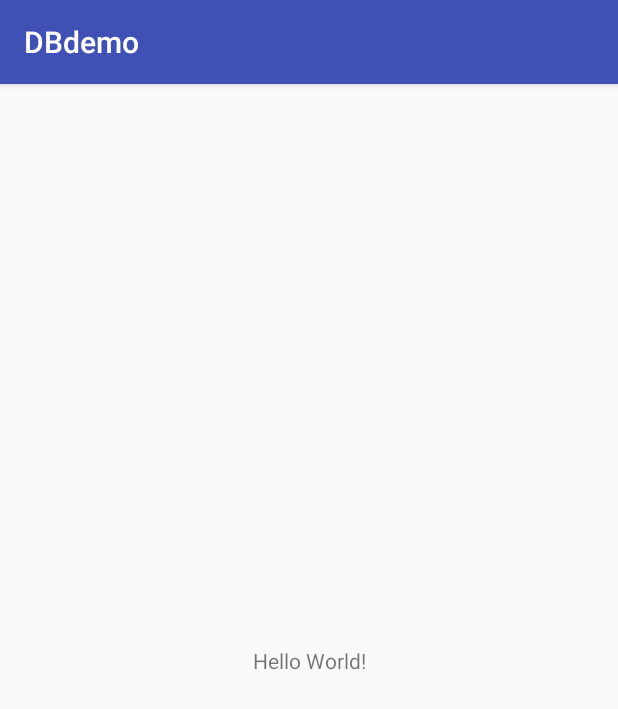
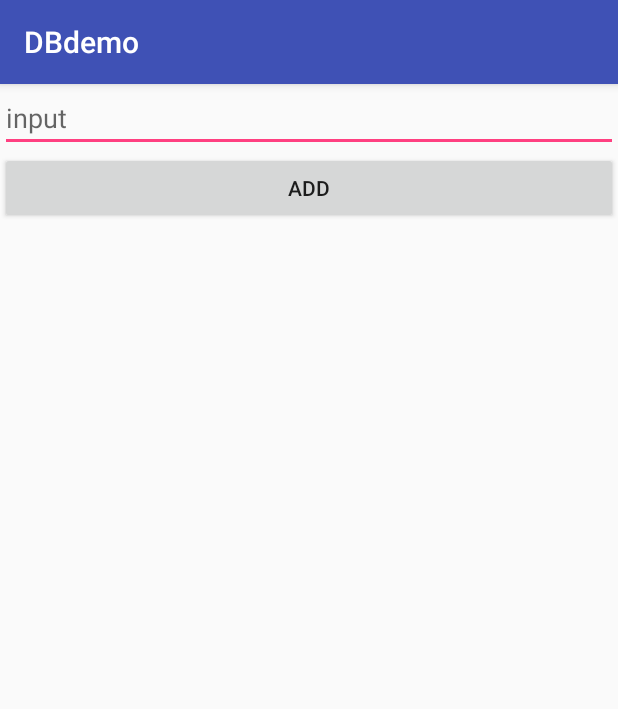
Before and after one commit to beefNB/DBdemo, an Android app: the screen it shows after launch (MainActivity), on a phone screen of 412 x 824 dp. Shown: the top 709 px of the screen. Run offline under Robolectric (Android 15) with nearby library versions, the phone set to English and light mode, and no system bars.

Commit message:
add view

```diff
--- a/app/src/main/java/com/beefnb/dbdemo/BaseApp.java
+++ b/app/src/main/java/com/beefnb/dbdemo/BaseApp.java
@@ -2,6 +2,8 @@ package com.beefnb.dbdemo;
 
 import android.app.Application;
 import android.util.Log;
+
+import com.beefnb.dbdemo.db.DBHelper;
 
 public class BaseApp extends Application{
 
@@ -10,7 +12,7 @@ public class BaseApp extends Application{
     @Override
     public void onCreate() {
         super.onCreate();
-        Log.i(TAG, "onCreate: ");
+        DBHelper.init(this);
     }
 
 }
--- a/app/src/main/java/com/beefnb/dbdemo/MainActivity.java
+++ b/app/src/main/java/com/beefnb/dbdemo/MainActivity.java
@@ -2,6 +2,8 @@ package com.beefnb.dbdemo;
 
 import android.support.v7.app.AppCompatActivity;
 import android.os.Bundle;
+
+import com.beefnb.dbdemo.db.DBHelper;
 
 public class MainActivity extends AppCompatActivity {
 
--- /dev/null
+++ b/app/src/main/java/com/beefnb/dbdemo/db/DBHelper.java
@@ -0,0 +1,40 @@
+package com.beefnb.dbdemo.db;
+
+import android.content.Context;
+
+public class DBHelper {
+
+    private static Context context = null;
+
+    private volatile static DBHelper helper = null;
+
+    private DB db = null;
+
+    public static void init(Context mContext){
+        context = mContext;
+    }
+
+    private DBHelper(){
+        if (context != null){
+            db = new DB(context);
+        }else {
+            throw new NullPointerException("context is null , please init in application");
+        }
+    }
+
+    public static DBHelper getInstance(){
+        if (helper == null){
+            synchronized (DBHelper.class){
+                if (helper == null){
+                    helper = new DBHelper();
+                }
+            }
+        }
+        return helper;
+    }
+
+
+
+
+
+}
--- a/app/src/main/res/layout/activity_main.xml
+++ b/app/src/main/res/layout/activity_main.xml
@@ -1,18 +1,28 @@
 <?xml version="1.0" encoding="utf-8"?>
-<android.support.constraint.ConstraintLayout xmlns:android="http://schemas.android.com/apk/res/android"
-    xmlns:app="http://schemas.android.com/apk/res-auto"
-    xmlns:tools="http://schemas.android.com/tools"
+<RelativeLayout
+    xmlns:android="http://schemas.android.com/apk/res/android"
     android:layout_width="match_parent"
     android:layout_height="match_parent"
-    tools:context="com.beefnb.dbdemo.MainActivity">
+    >
 
-    <TextView
-        android:layout_width="wrap_content"
+    <EditText
+        android:hint="input"
+        android:id="@+id/edTv"
+        android:layout_width="match_parent"
         android:layout_height="wrap_content"
-        android:text="Hello World!"
-        app:layout_constraintBottom_toBottomOf="parent"
-        app:layout_constraintLeft_toLeftOf="parent"
-        app:layout_constraintRight_toRightOf="parent"
-        app:layout_constraintTop_toTopOf="parent" />
+        />
 
-</android.support.constraint.ConstraintLayout>
+    <Button
+        android:id="@+id/btnAdd"
+        android:text="add"
+        android:layout_below="@id/edTv"
+        android:layout_width="match_parent"
+        android:layout_height="wrap_content"
+        />
+
+    <ListView
+        android:layout_below="@id/btnAdd"
+        android:layout_width="match_parent"
+        android:layout_height="match_parent"/>
+
+</RelativeLayout>
```
Also changed, not shown: app/src/main/java/com/beefnb/dbdemo/SQLHepler.java (deleted, +0 -33 lines), app/src/main/java/com/beefnb/dbdemo/db/DB.java (added, +30 -0 lines), app/src/main/java/com/beefnb/dbdemo/db/NoteTable.java (added, +23 -0 lines).
